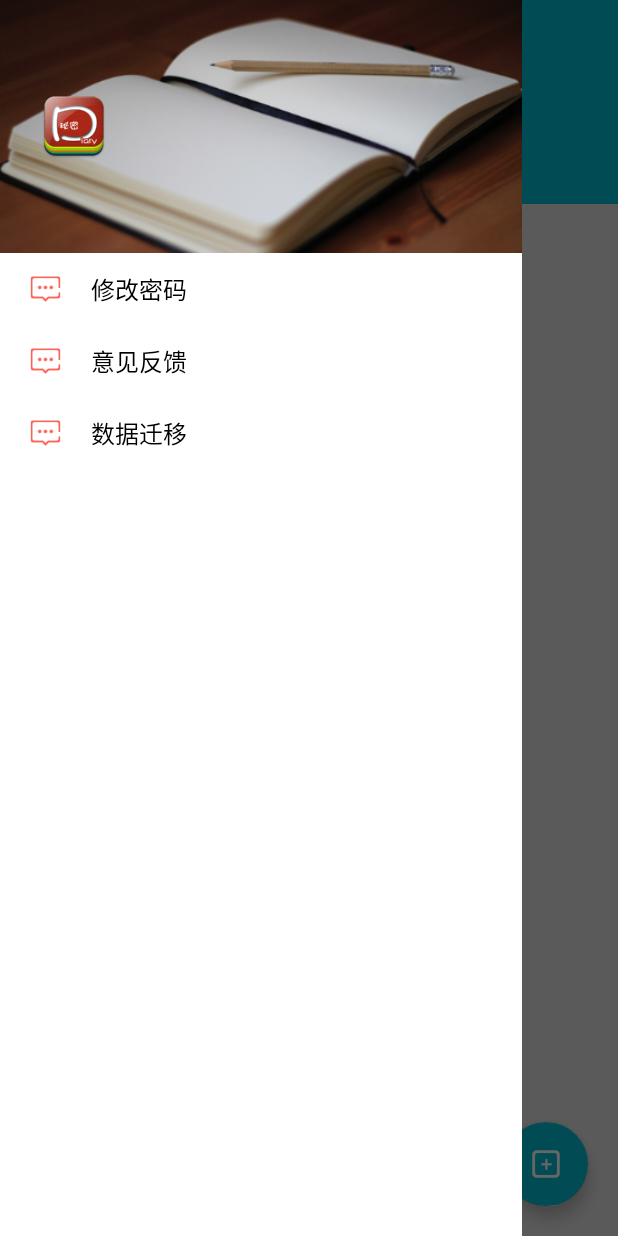
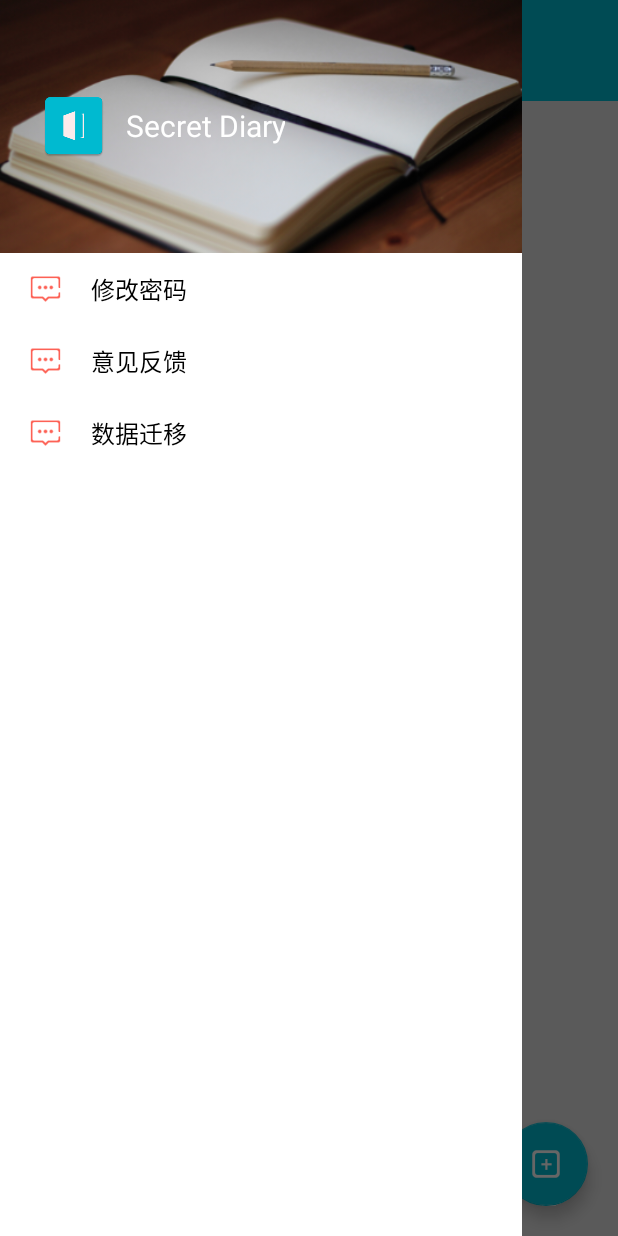
Before and after one commit to znteam/Zn_SecretDiary, an Android app: the MainActivity screen opened directly, with no data from a screen before it, with the side drawer open, on a phone screen of 412 x 824 dp. Run offline under Robolectric (Android 15) with nearby library versions, the phone set to English and light mode, and no system bars; libraries missing offline, so code that uses them is left out: com.tencent.bugly; 1 statement that could not run was skipped.

Commit message:
添加icon

```diff
--- a/app/src/main/AndroidManifest.xml
+++ b/app/src/main/AndroidManifest.xml
@@ -17,7 +17,7 @@
 
     <application
         android:name=".ZnApp"
-        android:icon="@drawable/ic_launcher"
+        android:icon="@mipmap/ic_launcher"
         android:label="@string/app_name"
         android:theme="@style/AppTheme">
         <activity
--- a/app/src/main/res/layout/about.xml
+++ b/app/src/main/res/layout/about.xml
@@ -45,7 +45,7 @@
         android:layout_height="wrap_content"
         android:padding="10dip"
         android:scaleType="fitCenter"
-        android:src="@drawable/ic_launcher2" />
+        android:src="@mipmap/ic_launcher" />
 
     <LinearLayout
         android:layout_width="fill_parent"
--- a/app/src/main/res/layout/view_menu.xml
+++ b/app/src/main/res/layout/view_menu.xml
@@ -20,14 +20,19 @@
                 android:scaleType="centerCrop"
                 android:src="@drawable/bg_book" />
 
-            <ImageView
+            <TextView
                 android:id="@+id/menu_head_iv_icon"
                 android:layout_width="wrap_content"
                 android:layout_height="wrap_content"
                 android:layout_gravity="center_vertical"
                 android:layout_marginLeft="25dp"
                 android:fitsSystemWindows="true"
-                android:src="@drawable/ic_launcher" />
+                android:text="@string/app_name"
+                android:textSize="@dimen/top_title_size"
+                android:gravity="center"
+                android:textColor="@color/white"
+                android:drawablePadding="@dimen/padding_s"
+                android:drawableLeft="@mipmap/ic_launcher" />
 
         </FrameLayout>
 
--- /dev/null
+++ b/app/src/main/res/values-v19/styles.xml
@@ -0,0 +1,10 @@
+<?xml version="1.0" encoding="utf-8"?>
+<resources>
+
+    <style name="AppTheme" parent="@style/BaseAppTheme">
+        <item name="android:windowTranslucentStatus">true</item>
+        <item name="android:windowNoTitle">true</item>
+        <item name="android:windowBackground">@null</item>
+    </style>
+
+</resources>
```
Also changed, not shown: app/build.gradle (+10 -0 lines), app/src/main/ic_launcher-web.png (added), app/src/main/res/drawable-hdpi/ic_launcher.png (deleted), app/src/main/res/drawable-hdpi/ic_launcher2.png (deleted), app/src/main/res/drawable-ldpi/ic_launcher.png (deleted), app/src/main/res/drawable-mdpi/ic_launcher.png (deleted), app/src/main/res/drawable-xhdpi/ic_menu.png (added), app/src/main/res/mipmap-hdpi/ic_launcher_round.png (deleted), app/src/main/res/mipmap-mdpi/ic_launcher_round.png (deleted), app/src/main/res/mipmap-xhdpi/ic_launcher_round.png (deleted), app/src/main/res/mipmap-xxhdpi/ic_launcher_round.png (deleted), app/src/main/res/mipmap-xxxhdpi/ic_launcher_round.png (deleted).
